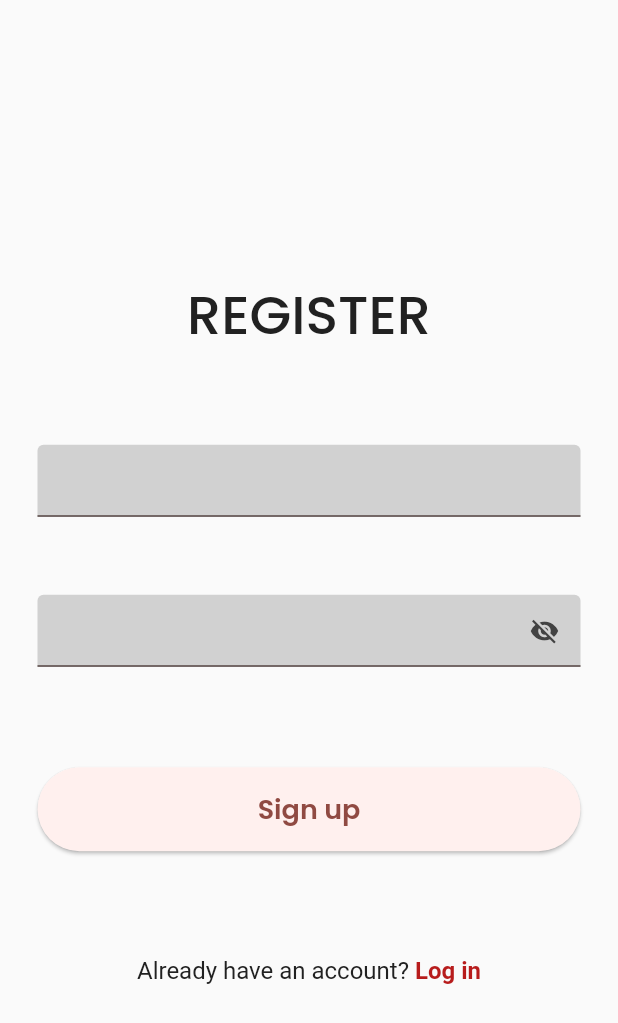
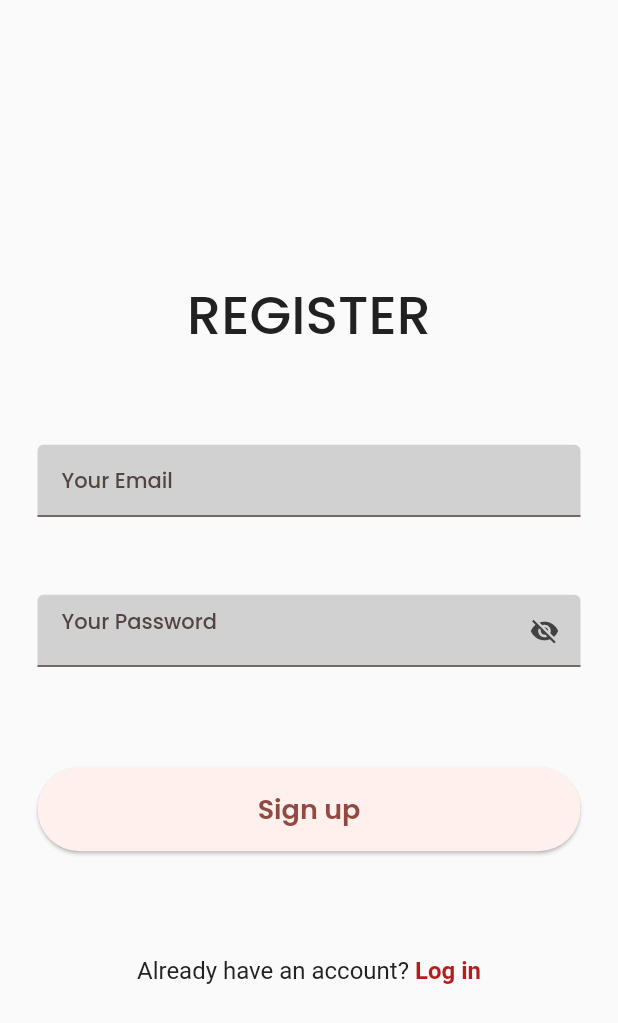
Before and after one commit to MuhammadSabah/Open-Vacancies, a Flutter app: the screen it shows after launch, on a phone screen of 412 x 824 dp. Shown: the top 1023 px of the screen. Run offline on Flutter 3.47's test engine with Material 2 defaults, Android fonts, the phone set to English and light mode, and no system bars; our stand-ins replace cloud_firestore, firebase_auth, firebase_core, google_fonts; accounts and stored records are empty.

Commit message:
Muhammad Added hint text to the text fields

```diff
--- a/lib/src/screens/login_screen_view.dart
+++ b/lib/src/screens/login_screen_view.dart
@@ -60,6 +60,7 @@ class _LoginScreenView extends State<LoginScreenView> {
                       controller: _emailController,
                       keyboardType: TextInputType.emailAddress,
                       decoration: const InputDecoration(
+                        hintText: 'Your Email',
                         counterText: ' ',
                         filled: true,
                         fillColor: Color.fromARGB(255, 209, 209, 209),
@@ -79,6 +80,7 @@ class _LoginScreenView extends State<LoginScreenView> {
                     controller: _passwordController,
                     keyboardType: TextInputType.visiblePassword,
                     decoration: InputDecoration(
+                      hintText: 'Your Password',
                       suffixIcon: Column(
                         mainAxisAlignment: MainAxisAlignment.center,
                         crossAxisAlignment: CrossAxisAlignment.center,
--- a/lib/src/screens/register_screen_view.dart
+++ b/lib/src/screens/register_screen_view.dart
@@ -62,6 +62,7 @@ class _RegisterScreenView extends State<RegisterScreenView> {
                           controller: _emailController,
                           keyboardType: TextInputType.emailAddress,
                           decoration: const InputDecoration(
+                            hintText: 'Your Email',
                             counterText: ' ',
                             filled: true,
                             fillColor: Color.fromARGB(255, 209, 209, 209),
@@ -82,6 +83,7 @@ class _RegisterScreenView extends State<RegisterScreenView> {
                         controller: _passwordController,
                         keyboardType: TextInputType.visiblePassword,
                         decoration: InputDecoration(
+                          hintText: 'Your Password',
                           suffixIcon: Column(
                             mainAxisAlignment: MainAxisAlignment.center,
                             crossAxisAlignment: CrossAxisAlignment.center,
```
